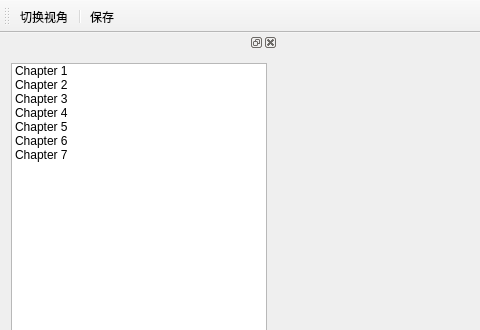
Above: DirectXWithQt/mainwindow.ui from lvke-neu/DXWithQT before the change; both pictures show x 0 to 480 and y 0 to 330 of the 1024 by 768 pixel window. Below: the same form after it.
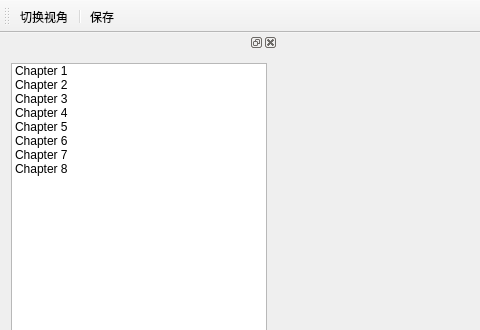
That is the form after the change.

Patch:
```diff
--- a/DirectXWithQt/mainwindow.ui
+++ b/DirectXWithQt/mainwindow.ui
@@ -71,6 +71,11 @@
          <string>Chapter 7</string>
         </property>
        </item>
+       <item>
+        <property name="text">
+         <string>Chapter 8</string>
+        </property>
+       </item>
       </widget>
      </item>
     </layout>
```
